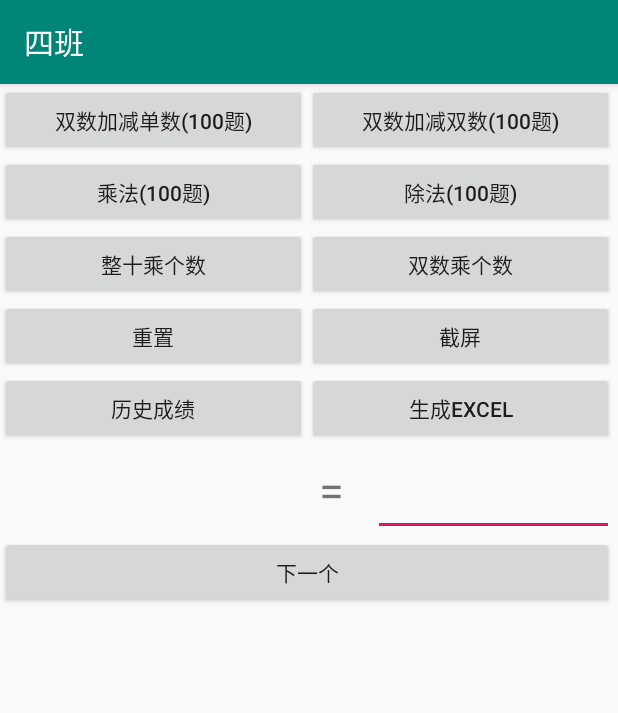
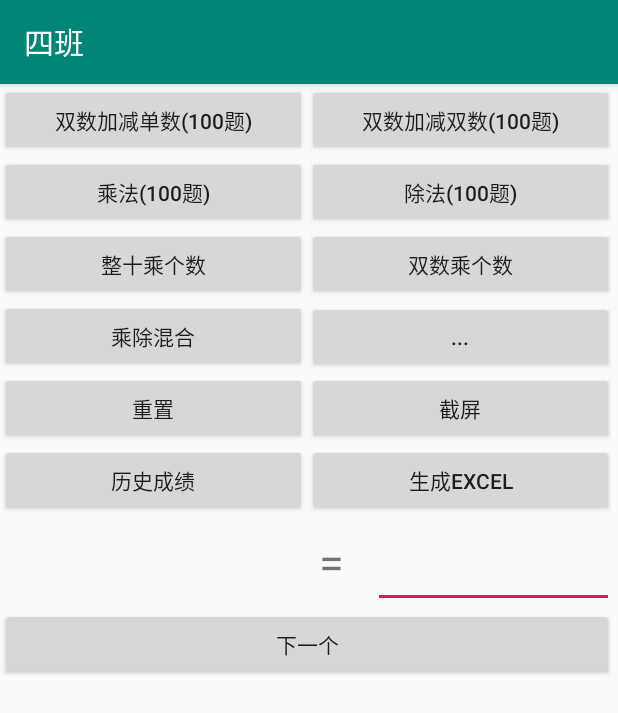
Before and after one commit to nacl025/QiDian, an Android app: the screen it shows after launch (MainActivity), on a phone screen of 412 x 824 dp. Shown: the top 713 px of the screen. Run offline under Robolectric (Android 15) with nearby library versions, the phone set to English and light mode, and no system bars.

Commit message:
混合乘除

```diff
--- a/app/src/main/java/com/example/qidian/ExcelUtils.java
+++ b/app/src/main/java/com/example/qidian/ExcelUtils.java
@@ -218,7 +218,7 @@ public class ExcelUtils {
                     }
                 }
                 writebook.write();
-                Toast.makeText(c, " 导出成功 ", Toast.LENGTH_SHORT).show();
+                Toast.makeText(c, " 导出成功: "+filePath, Toast.LENGTH_SHORT).show();
             } catch (Exception e) {
                 e.printStackTrace();
             } finally {
--- a/app/src/main/res/layout/activity_main.xml
+++ b/app/src/main/res/layout/activity_main.xml
@@ -72,6 +72,27 @@
                 android:layout_height="wrap_content"
                 android:layout_weight="1"
                 android:text="双数乘个数" />
+
+        </LinearLayout>
+
+        <LinearLayout
+            android:layout_width="match_parent"
+            android:layout_height="wrap_content"
+            android:orientation="horizontal">
+
+            <Button
+                android:id="@+id/btn6"
+                android:layout_width="match_parent"
+                android:layout_height="wrap_content"
+                android:layout_weight="1"
+                android:text="乘除混合" />
+
+            <Button
+                android:id="@+id/btn7"
+                android:layout_width="match_parent"
+                android:layout_height="wrap_content"
+                android:layout_weight="1"
+                android:text="..." />
 
         </LinearLayout>
 
```
Also changed, not shown: app/src/main/java/com/example/qidian/MainActivity.java (+52 -0 lines).
